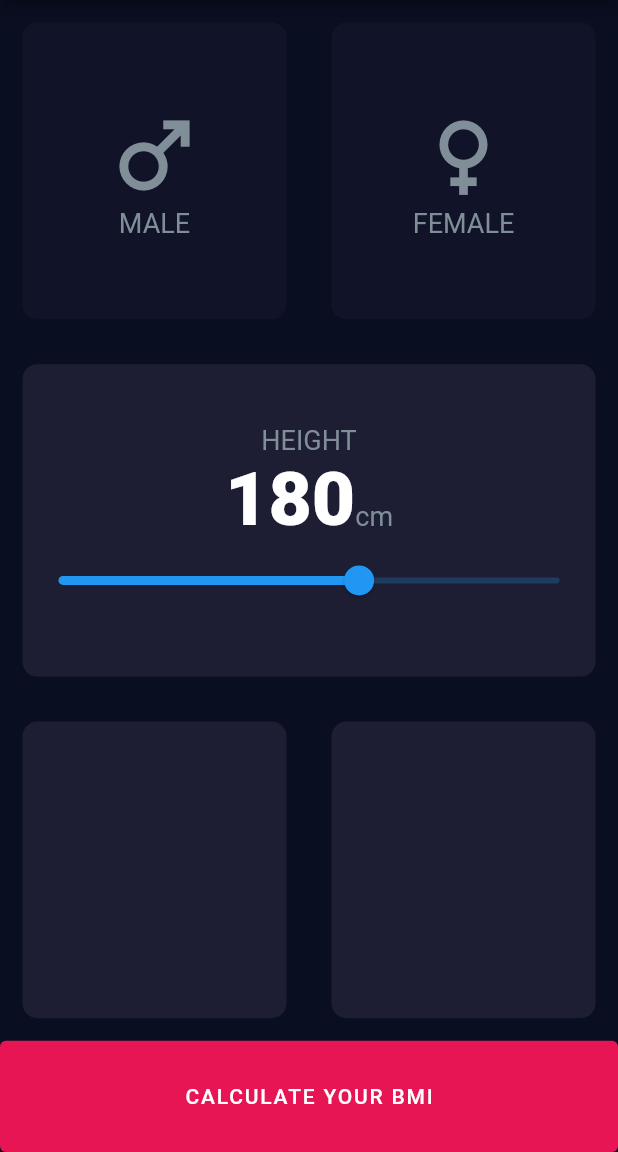
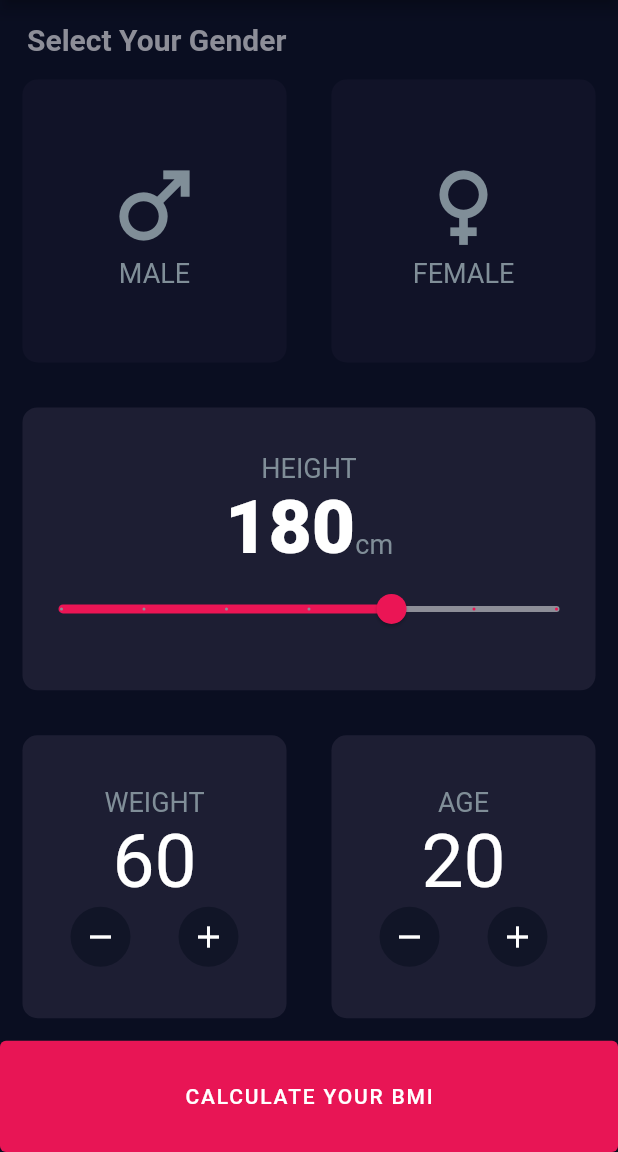
Before and after one commit to mdrabbihossen/BMI-calculator, a Flutter app: the screen it shows after launch, on a phone screen of 412 x 824 dp, the part 84-1236 px from its top. Run offline on Flutter 3.47's test engine with Material 2 defaults, Android fonts, the phone set to English and light mode, and no system bars.

Commit message:
UI completion

```diff
--- a/lib/views/home/screens/home_screen.dart
+++ b/lib/views/home/screens/home_screen.dart
@@ -1,6 +1,7 @@
 import 'package:bmi_calculator/constants/constants.dart';
 import 'package:bmi_calculator/constants/widgets/custom_appBar.dart';
 import 'package:bmi_calculator/constants/widgets/custom_button.dart';
+import 'package:bmi_calculator/views/home/widgets/add_remove_button.dart';
 import 'package:bmi_calculator/views/home/widgets/custom_card.dart';
 import 'package:bmi_calculator/views/home/widgets/icon_content.dart';
 import 'package:flutter/material.dart';
@@ -19,6 +20,7 @@ class HomeScreen extends StatefulWidget {
 
 class _HomeScreenState extends State<HomeScreen> {
   Gender? selectedGender;
+  int sliderValue = 180;
 
   @override
   Widget build(BuildContext context) {
@@ -27,12 +29,28 @@ class _HomeScreenState extends State<HomeScreen> {
       body: Column(
         crossAxisAlignment: CrossAxisAlignment.start,
         children: [
+          Padding(
+            padding: const EdgeInsets.only(
+              left: 18.0,
+              top: 15,
+            ),
+            child: Text(
+              'Select Your Gender',
+              style: TextStyle(
+                fontSize: 20,
+                fontWeight: FontWeight.bold,
+                color: Color(0xff8d8e98),
+              ),
+            ),
+          ),
           // Gender selection starts here
-          Row(
+          Expanded(
+            child: Row(
               children: [
                 Expanded(
                   child: customCard(
-                  onPressed: () => setState(() => selectedGender = Gender.male),
+                    onPressed: () =>
+                        setState(() => selectedGender = Gender.male),
                     color: selectedGender == Gender.male
                         ? Constants().kActiveCardColor
                         : Constants().kInactiveCardColor,
@@ -77,6 +95,7 @@ class _HomeScreenState extends State<HomeScreen> {
                 )
               ],
             ),
+          ),
           // Gender selection ends here
 
           // height part
@@ -97,7 +116,7 @@ class _HomeScreenState extends State<HomeScreen> {
                     textBaseline: TextBaseline.alphabetic,
                     children: [
                       Text(
-                        '180',
+                        '${sliderValue}',
                         style: TextStyle(
                           fontSize: 50,
                           fontWeight: FontWeight.w900,
@@ -110,33 +129,93 @@ class _HomeScreenState extends State<HomeScreen> {
                     ],
                   ),
                   Slider(
-                    value: 180,
-                    min: 120,
-                    max: 220,
-                    onChanged: (value) {},
+                    value: sliderValue.toDouble(),
+                    min: 120.0,
+                    max: 220.0,
+                    label: '$sliderValue',
+                    inactiveColor: Color(0xff8d8e98),
+                    divisions: 6,
+                    activeColor: Color(0xffeb1555),
+                    onChanged: (value) {
+                      setState(() {
+                        sliderValue = value.round();
+                      });
+                    },
                   ),
                 ],
               ),
             ),
           ),
           // height part ends here
-          Row(
+          Expanded(
+            child: Row(
               children: [
                 Expanded(
                   child: customCard(
                     color: Constants().kActiveCardColor,
                     context: context,
-                  child: Container(),
+                    child: Column(
+                      mainAxisAlignment: MainAxisAlignment.center,
+                      children: [
+                        Text(
+                          'WEIGHT',
+                          style: Constants().kLabelTextStyle,
+                        ),
+                        Text(
+                          '60',
+                          style: TextStyle(
+                            fontSize: 50,
+                          ),
+                        ),
+                        Row(
+                          mainAxisAlignment: MainAxisAlignment.spaceEvenly,
+                          children: [
+                            increaseDecrease(
+                              icon: Icons.remove,
+                            ),
+                            increaseDecrease(
+                              icon: Icons.add,
+                            ),
+                          ],
+                        ),
+                      ],
+                    ),
                   ),
                 ),
                 Expanded(
                   child: customCard(
                     color: Constants().kActiveCardColor,
                     context: context,
-                  child: Container(),
+                    child: Column(
+                      mainAxisAlignment: MainAxisAlignment.center,
+                      children: [
+                        Text(
+                          'AGE',
+                          style: Constants().kLabelTextStyle,
+                        ),
+                        Text(
+                          '20',
+                          style: TextStyle(
+                            fontSize: 50,
+                          ),
+                        ),
+                        Row(
+                          mainAxisAlignment: MainAxisAlignment.spaceEvenly,
+                          children: [
+                            increaseDecrease(
+                              icon: Icons.remove,
+                            ),
+                            increaseDecrease(
+                              icon: Icons.add,
+                            ),
+                          ],
+                        ),
+                      ],
+                    ),
                   ),
                 ),
               ],
+            ),
           ),
           customButton(
             context: context,
--- /dev/null
+++ b/lib/views/home/widgets/add_remove_button.dart
@@ -0,0 +1,9 @@
+import 'package:flutter/material.dart';
+
+Widget increaseDecrease({required IconData icon}) => CircleAvatar(
+      backgroundColor: Color(0xff111527),
+      child: Icon(
+        icon,
+        color: Colors.white,
+      ),
+    );
--- a/lib/views/home/widgets/custom_card.dart
+++ b/lib/views/home/widgets/custom_card.dart
@@ -10,14 +10,10 @@ Widget customCard({
       onTap: onPressed,
       child: Container(
         margin: EdgeInsets.all(15),
-        height: MediaQuery.of(context).size.height * 0.24,
-        width: MediaQuery.of(context).size.width,
         decoration: BoxDecoration(
           color: color,
           borderRadius: BorderRadius.circular(10),
         ),
-        child: Container(
-          child: child,
-        ),
+        child: child,
       ),
     );
```
Lines whose indentation alone changed are shown as unchanged.
